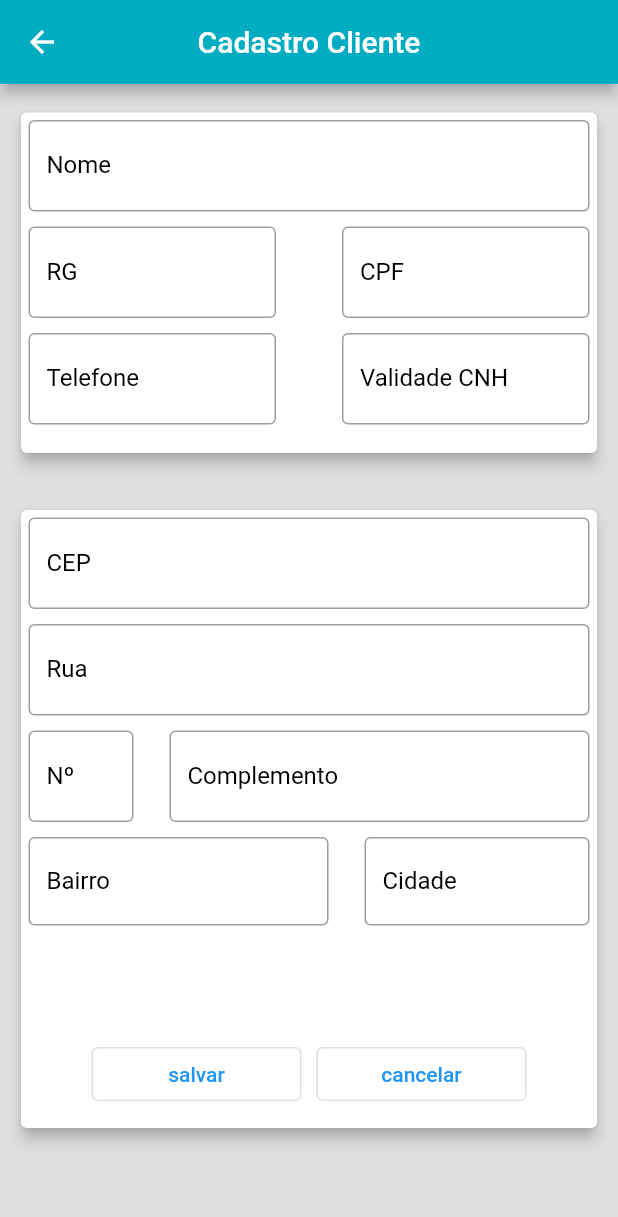
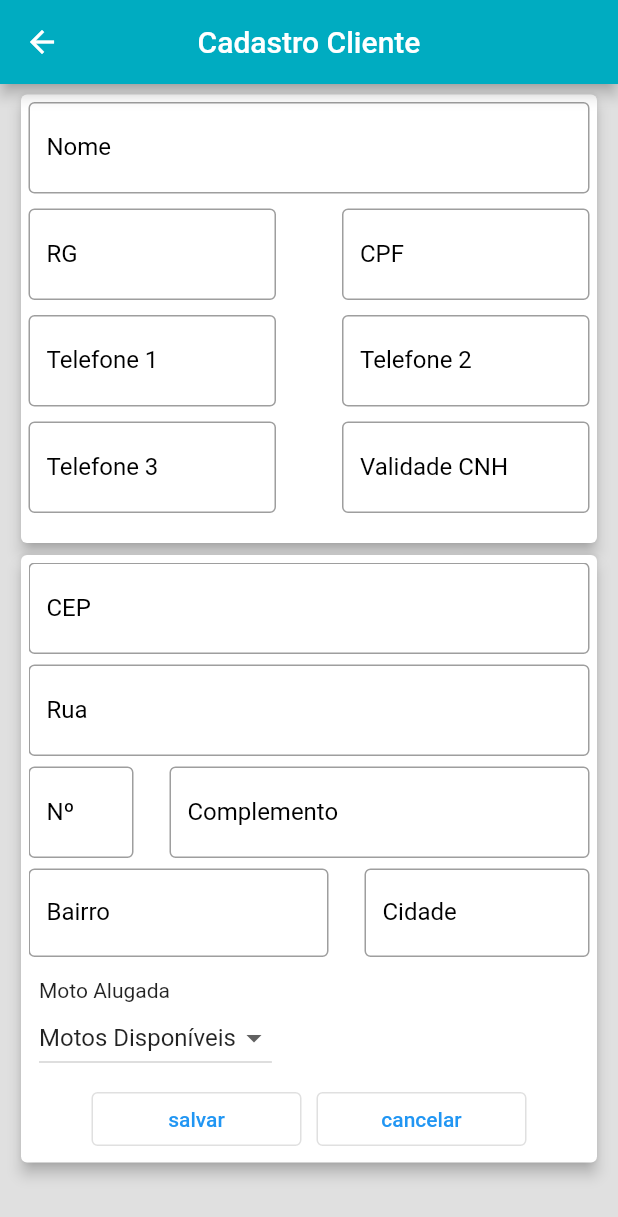
Before and after one commit to marceloboas10/TCC_Aluguel_Motos-Flutter, a Flutter app: the CadastroCliente screen opened by its route, after a tap on the "add" icon, on a phone screen of 412 x 824 dp. Shown: the top 1217 px of the screen. Run offline on Flutter 3.47's test engine with Material 2 defaults, Android fonts, the phone set to English and light mode, and no system bars; our stand-ins replace cloud_firestore, firebase_auth, firebase_core, font_awesome_flutter; accounts and stored records are empty.

Commit message:
refatorando as pastas

```diff
--- a/lib/cadastros/cadastroCliente.dart
+++ /dev/null
@@ -1,96 +0,0 @@
-import 'package:aluguel_moto/model/clientes.dart';
-import 'package:cloud_firestore/cloud_firestore.dart';
-import 'package:flutter/material.dart';
-
-class CadastroCliente extends StatefulWidget {
-  @override
-  _CadastroClienteState createState() => _CadastroClienteState();
-}
-
-class _CadastroClienteState extends State<CadastroCliente> {
-  //REFERENCIAR A COLEÇÃO "CLIENTES" DO FIREBASE
-  late CollectionReference clientes;
-
-  @override
-  void initState() {
-    super.initState();
-    clientes = FirebaseFirestore.instance.collection('clientes');
-  }
-
-//APARENCIA DO ITEM DO LISTVIEW
-  Widget exibirDocumento(item) {
-    //CONVERTER UM DOCUMENTO EM UM OBJETO
-    Clientes cliente = Clientes.fromJson(item.data(), item.id);
-
-    return Container(
-      padding: EdgeInsets.all(5),
-      child: ListTile(
-        leading: Icon(Icons.person, color: Colors.black),
-        title: Text(cliente.nome, style: TextStyle(fontSize: 20)),
-        subtitle: Text(cliente.cpf, style: TextStyle(fontSize: 18)),
-        trailing: IconButton(
-          icon: Icon(Icons.delete, color: Colors.black),
-          onPressed: () {
-            //APAGAR DOCUMENTO
-            clientes.doc(cliente.id).delete();
-          },
-        ),
-        onTap: () {
-          Navigator.pushNamed(context, '/form_cliente', arguments: cliente.id);
-        },
-      ),
-    );
-  }
-
-  @override
-  Widget build(BuildContext context) {
-    return Center(
-      child: Scaffold(
-        appBar: AppBar(
-          title: Text('Clientes'),
-          backgroundColor: Colors.cyan[600],
-          centerTitle: true,
-        ),
-
-        //EXIBE OS DOCUMENTOS DA COLEÇÃO "CLIENTES"
-        body: Container(
-          padding: EdgeInsets.all(30),
-          child: StreamBuilder<QuerySnapshot>(
-
-              //FONTE DE DADOS
-              stream: clientes.snapshots(),
-
-              //DEFINIR APARENCIA DOS DOCUMENTOS EXIBIDOS
-              builder: (context, snapshot) {
-                switch (snapshot.connectionState) {
-                  case ConnectionState.none:
-                    return Center(
-                        child: Text("Erro na Conexão ao Banco de Dados"));
-
-                  case ConnectionState.waiting:
-                    return Center(child: CircularProgressIndicator());
-
-                  default:
-                    final dados = snapshot.requireData;
-
-                    return ListView.builder(
-                        itemCount: dados.size,
-                        itemBuilder: (context, index) {
-                          return exibirDocumento(dados.docs[index]);
-                        });
-                }
-              }),
-        ),
-
-        floatingActionButton: FloatingActionButton(
-          foregroundColor: Colors.white,
-          backgroundColor: Colors.cyan[600],
-          child: Icon(Icons.add),
-          onPressed: () {
-            Navigator.pushNamed(context, '/form_cliente');
-          },
-        ),
-      ),
-    );
-  }
-}
--- a/lib/model/clientes.dart
+++ b/lib/model/clientes.dart
@@ -11,6 +11,7 @@ class Clientes {
   late String complemento;
   late String bairro;
   late String cidade;
+  late String? motoAlugada;
 
 //CONSTRUTOR
   Clientes(
@@ -26,6 +27,7 @@ class Clientes {
     this.complemento,
     this.bairro,
     this.cidade,
+    this.motoAlugada
   );
 
 //CONVERTER UM DOCUMENTO EM OBJETO
@@ -42,6 +44,7 @@ class Clientes {
     this.complemento = mapa['Complemento'];
     this.bairro = mapa['Bairro'];
     this.cidade = mapa['Cidade'];
+    this.motoAlugada = mapa['Moto_alugada'];
   }
 
   Map<String, dynamic> toJson() {
@@ -58,6 +61,7 @@ class Clientes {
       'complemento': this.complemento,
       'bairro': this.bairro,
       'cidade': this.cidade,
+      'moto_alugada': this.motoAlugada,
     };
   }
 
--- /dev/null
+++ b/lib/shared/cadastros/cadastro_cliente.dart
@@ -0,0 +1,94 @@
+import 'package:aluguel_moto/model/clientes.dart';
+import 'package:cloud_firestore/cloud_firestore.dart';
+import 'package:flutter/material.dart';
+
+class CadastroCliente extends StatefulWidget {
+  @override
+  _CadastroClienteState createState() => _CadastroClienteState();
+}
+
+class _CadastroClienteState extends State<CadastroCliente> {
+  //REFERENCIAR A COLEÇÃO "CLIENTES" DO FIREBASE
+  late CollectionReference clientes;
+
+  @override
+  void initState() {
+    super.initState();
+    clientes = FirebaseFirestore.instance.collection('clientes');
+  }
+
+//APARENCIA DO ITEM DO LISTVIEW
+  Widget exibirDocumento(item) {
+    //CONVERTER UM DOCUMENTO EM UM OBJETO
+    Clientes cliente = Clientes.fromJson(item.data(), item.id);
+
+    return Container(
+      padding: EdgeInsets.all(5),
+      child: ListTile(
+        leading: Icon(Icons.person, color: Colors.black),
+        title: Text(cliente.nome, style: TextStyle(fontSize: 20)),
+        subtitle: Text(cliente.cpf, style: TextStyle(fontSize: 18)),
+        trailing: IconButton(
+          icon: Icon(Icons.delete, color: Colors.black),
+          onPressed: () {
+            //APAGAR DOCUMENTO
+            clientes.doc(cliente.id).delete();
+          },
+        ),
+        onTap: () {
+          Navigator.pushNamed(context, '/form_cliente', arguments: cliente.id);
+        },
+      ),
+    );
+  }
+
+  @override
+  Widget build(BuildContext context) {
+    return Scaffold(
+      appBar: AppBar(
+        title: Text('Clientes'),
+        backgroundColor: Colors.cyan[600],
+        centerTitle: true,
+      ),
+
+      //EXIBE OS DOCUMENTOS DA COLEÇÃO "CLIENTES"
+      body: Container(
+        padding: EdgeInsets.all(30),
+        child: StreamBuilder<QuerySnapshot>(
+
+            //FONTE DE DADOS
+            stream: clientes.snapshots(),
+
+            //DEFINIR APARENCIA DOS DOCUMENTOS EXIBIDOS
+            builder: (context, snapshot) {
+              switch (snapshot.connectionState) {
+                case ConnectionState.none:
+                  return Center(
+                      child: Text("Erro na Conexão ao Banco de Dados"));
+
+                case ConnectionState.waiting:
+                  return Center(child: CircularProgressIndicator());
+
+                default:
+                  final dados = snapshot.requireData;
+
+                  return ListView.builder(
+                      itemCount: dados.size,
+                      itemBuilder: (context, index) {
+                        return exibirDocumento(dados.docs[index]);
+                      });
+              }
+            }),
+      ),
+
+      floatingActionButton: FloatingActionButton(
+        foregroundColor: Colors.white,
+        backgroundColor: Colors.cyan[600],
+        child: Icon(Icons.add),
+        onPressed: () {
+          Navigator.pushNamed(context, '/form_cliente');
+        },
+      ),
+    );
+  }
+}
--- a/lib/cadastros/cadastroLembretes.dart
+++ b/lib/shared/cadastros/cadastro_lembretes.dart
@@ -1,4 +1,4 @@
-import 'package:aluguel_moto/formularios/campos_formulario/campos_formulario.dart';
+import 'package:aluguel_moto/shared/formularios/campos_formulario/campos_formulario.dart';
 import 'package:aluguel_moto/model/lembretes.dart';
 import 'package:cloud_firestore/cloud_firestore.dart';
 import 'package:firebase_core/firebase_core.dart';
--- a/lib/formularios/form_cliente.dart
+++ b/lib/shared/formularios/form_cliente.dart
@@ -1,5 +1,5 @@
 import 'dart:convert';
-import 'package:aluguel_moto/formularios/campos_formulario/campos_formulario.dart';
+import 'package:aluguel_moto/shared/formularios/campos_formulario/campos_formulario.dart';
 import 'package:cloud_firestore/cloud_firestore.dart';
 import 'package:flutter/material.dart';
 import 'package:flutter/services.dart';
@@ -21,8 +21,11 @@ class _FormClienteState extends State<FormCliente> {
   var txtBairro = TextEditingController();
   var txtCidade = TextEditingController();
   var txtTelefone = TextEditingController();
-
+  var txtTelefoneReferencia = TextEditingController();
+  var txtTelefoneReferencia2 = TextEditingController();
   var txtValidadeCnh = TextEditingController();
+  var txtmotoAlugada = TextEditingController();
+  String placaSelecionada = '0';
 
   //RECUPERAR documento
   void getDocumentById(String id) async {
@@ -36,12 +39,15 @@ class _FormClienteState extends State<FormCliente> {
       txtCpf.text = valor.get('CPF');
       txtValidadeCnh.text = valor.get('Validade_CNH');
       txtTelefone.text = valor.get('Telefone');
+      txtTelefoneReferencia.text = valor.get('Telefone_referencia');
+      txtTelefoneReferencia2.text = valor.get('Telefone_referencia2');
       txtCep.text = valor.get('CEP');
       txtEndereco.text = valor.get('Endereço');
       txtNumeroCasa.text = valor.get('Numero_Casa');
       txtComplemento.text = valor.get('Complemento');
       txtBairro.text = valor.get('Bairro');
       txtCidade.text = valor.get('Cidade');
+      placaSelecionada = valor.get('Moto_alugada');
     });
   }
 
@@ -71,9 +77,9 @@ class _FormClienteState extends State<FormCliente> {
         child: Column(
           children: [
             Container(
-              padding: EdgeInsets.only(top: 15, left: 10, right: 10),
+              padding: EdgeInsets.only(top: 3, left: 10, right: 10),
               width: double.infinity,
-              height: 250,
+              height: 310,
               child: Card(
                 elevation: 4,
                 child: Padding(
@@ -106,11 +112,25 @@ class _FormClienteState extends State<FormCliente> {
                         mainAxisAlignment: MainAxisAlignment.spaceBetween,
                         children: [
                           CamposFormulario(
-                              nomeLabel: 'Telefone',
+                              nomeLabel: 'Telefone 1',
                               nomeCampo: txtTelefone,
                               keyboardType: TextInputType.number,
                               inputFormato:
                                   FilteringTextInputFormatter.digitsOnly),
+                          CamposFormulario(
+                              nomeLabel: 'Telefone 2',
+                              nomeCampo: txtTelefoneReferencia),
+                        ],
+                      ),
+                      SizedBox(
+                        height: 10,
+                      ),
+                      Row(
+                        mainAxisAlignment: MainAxisAlignment.spaceBetween,
+                        children: [
+                          CamposFormulario(
+                              nomeLabel: 'Telefone 3',
+                              nomeCampo: txtTelefoneReferencia2),
                           CamposFormulario(
                               nomeLabel: 'Validade CNH',
                               nomeCampo: txtValidadeCnh,
@@ -124,10 +144,12 @@ class _FormClienteState extends State<FormCliente> {
                 ),
               ),
             ),
+
+            //ENDEREÇO CADASTRAIS
             Container(
-              padding: EdgeInsets.only(top: 30, left: 10, right: 10),
+              padding: EdgeInsets.only(left: 10, right: 10),
               width: double.infinity,
-              height: 450,
+              height: 413,
               child: Card(
                 elevation: 4,
                 child: Padding(
@@ -135,7 +157,7 @@ class _FormClienteState extends State<FormCliente> {
                   child: ListView(
                     children: [
                       SizedBox(
-                        width: 145,
+                        width: 135,
                         child: TextField(
                           controller: txtCep,
                           onChanged: (String value) async {
@@ -163,7 +185,7 @@ class _FormClienteState extends State<FormCliente> {
                         ),
                       ),
                       SizedBox(
-                        height: 10,
+                        height: 7,
                       ),
                       SizedBox(
                         width: 280,
@@ -182,7 +204,7 @@ class _FormClienteState extends State<FormCliente> {
                         ),
                       ),
                       SizedBox(
-                        height: 10,
+                        height: 7,
                       ),
                       Row(
                         mainAxisAlignment: MainAxisAlignment.spaceBetween,
@@ -219,7 +241,7 @@ class _FormClienteState extends State<FormCliente> {
                           ),
                         ],
                       ),
-                      SizedBox(height: 10),
+                      SizedBox(height: 7),
                       Row(
                           mainAxisAlignment: MainAxisAlignment.spaceBetween,
                           children: [
@@ -227,8 +249,8 @@ class _FormClienteState extends State<FormCliente> {
                               width: 200,
                               child: TextField(
                                 controller: txtBairro,
-                              style:
-                                  TextStyle(color: Colors.black, fontSize: 16),
+                                style: TextStyle(
+                                    color: Colors.black, fontSize: 16),
                                 decoration: InputDecoration(
                                   border: OutlineInputBorder(),
                                   labelText: 'Bairro',
@@ -242,8 +264,8 @@ class _FormClienteState extends State<FormCliente> {
                               width: 150,
                               child: TextField(
                                 controller: txtCidade,
-                              style:
-                                  TextStyle(color: Colors.black, fontSize: 16),
+                                style: TextStyle(
+                                    color: Colors.black, fontSize: 16),
                                 decoration: InputDecoration(
                                   border: OutlineInputBorder(),
                                   labelText: 'Cidade',
@@ -253,10 +275,62 @@ class _FormClienteState extends State<FormCliente> {
                                 inputFormatters: [],
                               ),
                             ),
+                          ]),
+                      SizedBox(
+                          width: 150,
+                          child: Padding(
+                            padding: const EdgeInsets.only(left: 7, top: 7),
+                            child: Column(
+                              crossAxisAlignment: CrossAxisAlignment.start,
+                              children: [
+                                Container(
+                                  height: 7,
+                                ),
+                                Text('Moto Alugada'),
+                                StreamBuilder<QuerySnapshot>(
+                                    stream: FirebaseFirestore.instance
+                                        .collection('veiculos')
+                                        .snapshots(),
+                                    builder: (context, snapshot) {
+                                      List<DropdownMenuItem> placasVeiculos =
+                                          [];
+                                      if (!snapshot.hasData) {
+                                        const CircularProgressIndicator();
+                                      } else {
+                                        final placas = snapshot
+                                            .data?.docs.reversed
+                                            .toList();
+                                        placasVeiculos.add(
+                                          const DropdownMenuItem(
+                                            value: '0',
+                                            child: Text('Motos Disponíveis'),
+                                          ),
+                                        );
+                                        for (var placa in placas!) {
+                                          placasVeiculos.add(
+                                            DropdownMenuItem(
+                                              value: placa.get('Placa'),
+                                              child: Text(placa['Placa']),
+                                            ),
+                                          );
+                                        }
+                                      }
+
+                                      return DropdownButton<dynamic>(
+                                        items: placasVeiculos,
+                                        onChanged: (placaValue) {
+                                          setState(() {
+                                            placaSelecionada = placaValue;
+                                          });
+                                        },
+                                        value: placaSelecionada,
+                                      );
+                                    }),
                               ],
                             ),
+                          )),
                       SizedBox(
-                        height: 70,
+                        height: 1,
                       ),
                       Row(
                         mainAxisAlignment: MainAxisAlignment.center,
@@ -277,6 +351,10 @@ class _FormClienteState extends State<FormCliente> {
                                     'RG': txtRg.text,
                                     'CPF': txtCpf.text,
                                     'Telefone': txtTelefone.text,
+                                    'Telefone_referencia':
+                                        txtTelefoneReferencia.text,
+                                    'Telefone_referencia2':
+                                        txtTelefoneReferencia.text,
                                     'Validade_CNH': txtValidadeCnh.text,
                                     'CEP': txtCep.text,
                                     'Endereço': txtEndereco.text,
@@ -284,6 +362,7 @@ class _FormClienteState extends State<FormCliente> {
                                     'Complemento': txtComplemento.text,
                                     'Bairro': txtBairro.text,
                                     'Cidade': txtCidade.text,
+                                    'Moto_Alugada': placaSelecionada,
                                   });
                                 } else {
                                   //ATUALIZA DOCUMENTO
@@ -295,6 +374,10 @@ class _FormClienteState extends State<FormCliente> {
                                     'RG': txtRg.text,
                                     'CPF': txtCpf.text,
                                     'Telefone': txtTelefone.text,
+                                    'Telefone_referencia':
+                                        txtTelefoneReferencia.text,
+                                    'Telefone_referencia2':
+                                        txtTelefoneReferencia.text,
                                     'Validade_CNH': txtValidadeCnh.text,
                                     'CEP': txtCep.text,
                                     'Endereço': txtEndereco.text,
@@ -302,6 +385,7 @@ class _FormClienteState extends State<FormCliente> {
                                     'Complemento': txtComplemento.text,
                                     'Bairro': txtBairro.text,
                                     'Cidade': txtCidade.text,
+                                    'Moto_alugada': placaSelecionada,
                                   });
                                 }
                                 Navigator.pop(context);
--- a/lib/formularios/form_veiculo.dart
+++ b/lib/shared/formularios/form_veiculo.dart
@@ -1,4 +1,4 @@
-import 'package:aluguel_moto/formularios/campos_formulario/campos_formulario.dart';
+import 'package:aluguel_moto/shared/formularios/campos_formulario/campos_formulario.dart';
 import 'package:cloud_firestore/cloud_firestore.dart';
 import 'package:flutter/material.dart';
 import 'package:flutter/services.dart';
```
Also changed, not shown: lib/funcoes/saudacao.dart (deleted, +0 -12 lines), lib/main.dart (+15 -15 lines), lib/modules/home/home.dart (renamed from lib/telas/home_page.dart, +7 -7 lines), lib/modules/login/login_page.dart (renamed from lib/telas/telaLogin.dart, +4 -4 lines), lib/modules/menu/menu_inicial.dart (renamed from lib/telas/menu_inicial.dart, +15 -5 lines), lib/shared/widgets/funcoes/saudacao.dart (added, +14 -0 lines), pubspec.yaml (+5 -5 lines), lib/modules/sobre/sobre.dart (renamed from lib/telas/sobre.dart), lib/shared/cadastros/cadastro_conta.dart (renamed from lib/cadastros/cadastroConta.dart), lib/shared/cadastros/cadastro_veiculo.dart (renamed from lib/cadastros/cadastroVeiculo.dart), lib/shared/constants.dart (renamed from lib/constants.dart), lib/shared/formularios/campos_formulario/campos_formulario.dart (renamed from lib/formularios/campos_formulario/campos_formulario.dart), lib/shared/widgets/card_menu.dart (renamed from lib/widgets/card_menu.dart), lib/shared/widgets/menu_drawer.dart (renamed from lib/widgets/menu_drawer.dart), 1 more files, 8 other files. Lines whose indentation alone changed are shown as unchanged.
